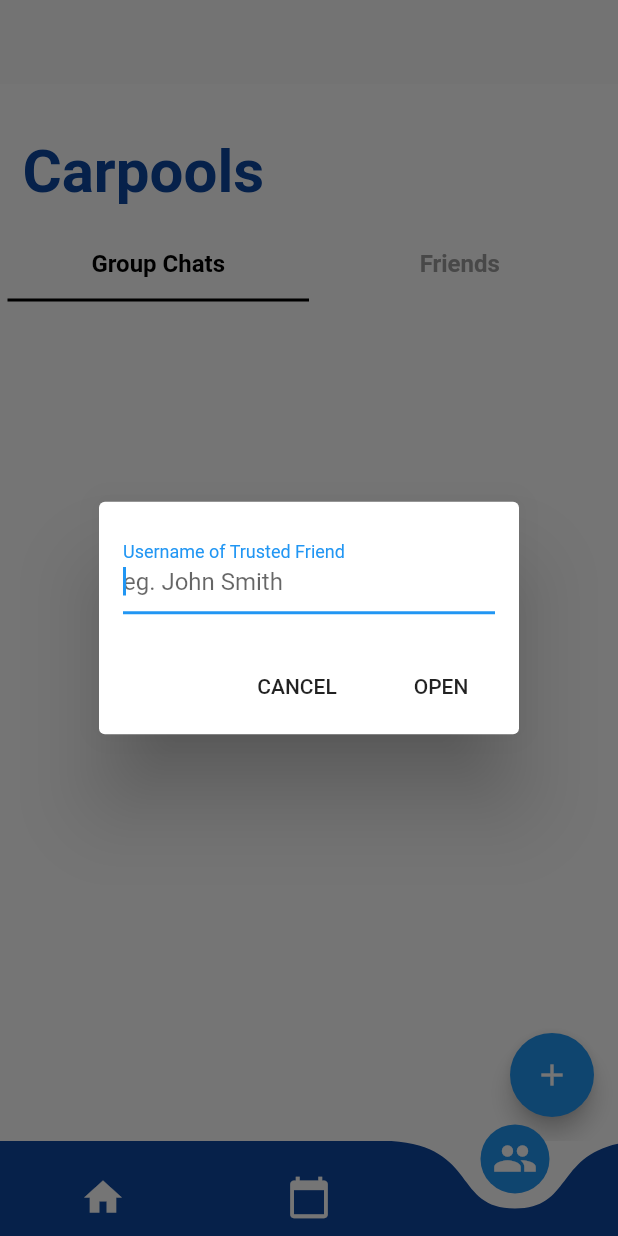
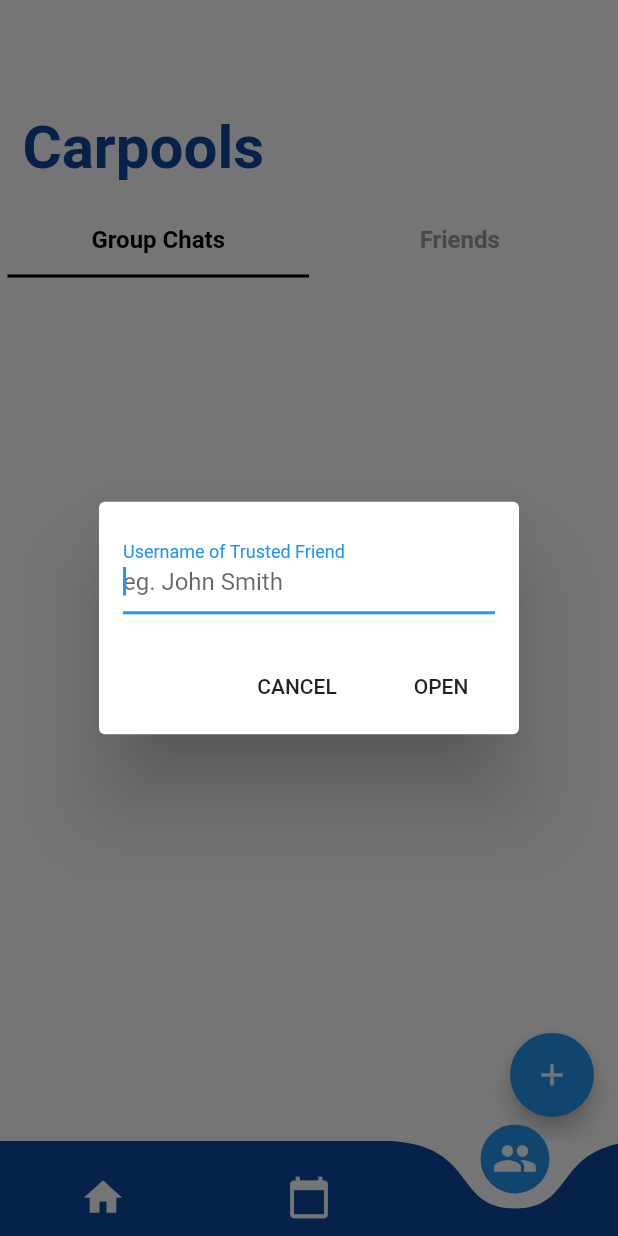
Before and after one commit to crhsidea/family_carpool, a Flutter app: the BottomBar screen opened directly, item 3 of the bottom bar chosen, after a tap on the "add" icon, on a phone screen of 412 x 824 dp. Run offline on Flutter 3.47's test engine with Material 2 defaults, Android fonts, the phone set to English and light mode, and no system bars; drawn by our look-alikes of curved_navigation_bar; our stand-ins replace avatar_glow, dio, faker, flutter_local_notifications, geolocator, google_fonts and 5 more; missing offline and left inert: geocoder, google_map_polyline, simple_gravatar; network calls fail; Roboto replaces fonts that are missing (Poppins).

Commit message:
Bug fixes

```diff
--- a/lib/screens/calendar_Page.dart
+++ b/lib/screens/calendar_Page.dart
@@ -341,6 +341,7 @@ class _CalendarPageState extends State<CalendarPage> {
                                             ),
                                             child: GestureDetector(
                                               onTap: (){
+                                                print(routeList[i].toString());
                                                 Navigator.push(
                                                   context,
                                                   MaterialPageRoute(builder: (context) => RoutePreviewPage(
@@ -350,7 +351,7 @@ class _CalendarPageState extends State<CalendarPage> {
                                                     isRoute: true,
                                                     isViewer: true,
                                                     base: baseaddr,
-                                                    addrList: json.decode(routeList[i]['routedata'])['addresses'],
+                                                    addrList: json.decode(routeList[i]['addresses']),
                                                     driver:json.decode(routeList[i]['users'])[0]
                                                   )),
                                                 );
@@ -359,7 +360,7 @@ class _CalendarPageState extends State<CalendarPage> {
                                                 child: TaskContainer(
                                                   title: titleList[i],
                                                   subtitle: descriptionList[i],
-                                                  boxColor: LightColors.kPalePink,
+                                                  boxColor: LightColors.kDarkBlue,
                                                   size: 50*((endTimeList[i].hour+endTimeList[i].minute/60)-(initTimeList[i].hour+initTimeList[i].minute/60)).abs(),
                                                 ),
                                               ),
--- a/lib/screens/chat_page.dart
+++ b/lib/screens/chat_page.dart
@@ -30,12 +30,14 @@ class _ChatScreenState extends State<ChatScreen> {
 
   StreamController<double> chatcontroller;
 
+  var subscription ;
+
   @override
   void initState() {
     // TODO: implement initState
     super.initState();
 
-    streamChat().listen((value){
+    subscription = streamChat().listen((value){
       print(value);
     });
   }
@@ -329,6 +331,7 @@ class _ChatScreenState extends State<ChatScreen> {
   @override
   void dispose() {
     // TODO: implement dispose
+    subscription.close();
     super.dispose();
   }
 }
--- a/lib/screens/community_page.dart
+++ b/lib/screens/community_page.dart
@@ -218,7 +218,7 @@ class _CommunityPageState extends State<CommunityPage> {
                 bottomRight: const Radius.circular(25.0)),
             boxShadow: [
               BoxShadow(
-                color: Colors.pink.withOpacity(1),
+                color: Colors.blue.withOpacity(0.25),
                 spreadRadius: 1,
                 blurRadius: 7,
                 offset: Offset(0, 0), // changes position of shadow
@@ -280,18 +280,13 @@ class _CommunityPageState extends State<CommunityPage> {
         onPressed: _showDialog,
         child: Icon(Icons.add),
       ),
-      appBar: AppBar(
-        backgroundColor: _theme.scaffoldBackgroundColor,
-        automaticallyImplyLeading: false,
-        elevation: 0.0,
-      ),
       body: Container(
         padding: EdgeInsets.all(5.0),
         child: Column(
           crossAxisAlignment: CrossAxisAlignment.start,
           children: <Widget>[
             SizedBox(
-              height: 30.0,
+              height: 70.0,
             ),
             Text(
               " Carpools",
--- a/lib/screens/home_page.dart
+++ b/lib/screens/home_page.dart
@@ -473,12 +473,12 @@ class _HomePageState extends State<HomePage> {
                     children: <Widget>[
                       IconButton(
                         icon: Icon(Icons.menu,
-                            color: LightColors.kDarkBlue, size: 30.0),
+                            color: Colors.white, size: 30.0),
                         onPressed: _diplayIPChange,
                       ),
                       IconButton(
                         icon: Icon(Icons.add,
-                            color: LightColors.kDarkBlue, size: 30.0),
+                            color: Colors.white, size: 30.0),
                           // Within the `FirstRoute` widget
                           onPressed: () {
                             Navigator.push(
--- a/lib/widgets/home/actice_project_card.dart
+++ b/lib/widgets/home/actice_project_card.dart
@@ -42,7 +42,7 @@ class ActiveProjectsCard extends StatelessWidget {
                 backgroundColor: Colors.white10,
                 progressColor: Colors.white,
                 center: Text(
-                  '${(loadingPercent*100).round()}%',
+                  '',
                   style: TextStyle(
                       fontWeight: FontWeight.w700, color: Colors.white),
                 ),
--- a/lib/widgets/home/task_container.dart
+++ b/lib/widgets/home/task_container.dart
@@ -25,6 +25,7 @@ class TaskContainer extends StatelessWidget {
           Text(
             title,
             style: TextStyle(
+              color: Colors.white,
               fontSize: 16.0,
               fontWeight: FontWeight.w700,
             ),
```
Also changed, not shown: lib/screens/route_preview_page.dart (+7 -2 lines), pubspec.lock.
